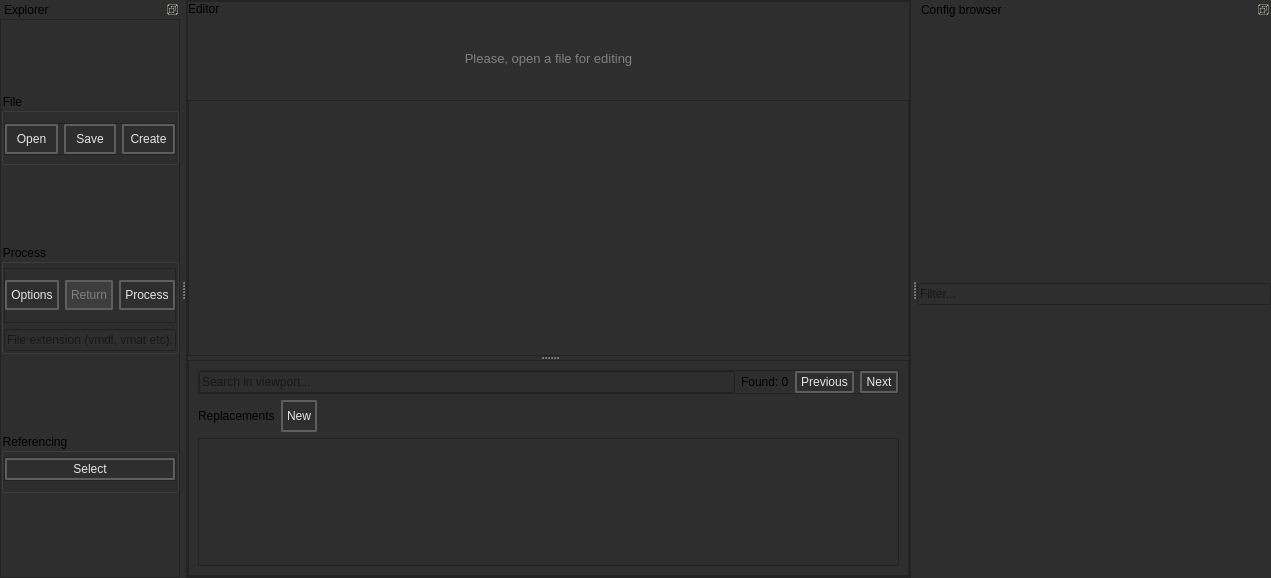
First picture: the form in Hammer5ToolsGUI/gui/editors/assetgroup_maker/main.ui, repository dertwist/Hammer5Tools, before the edit.
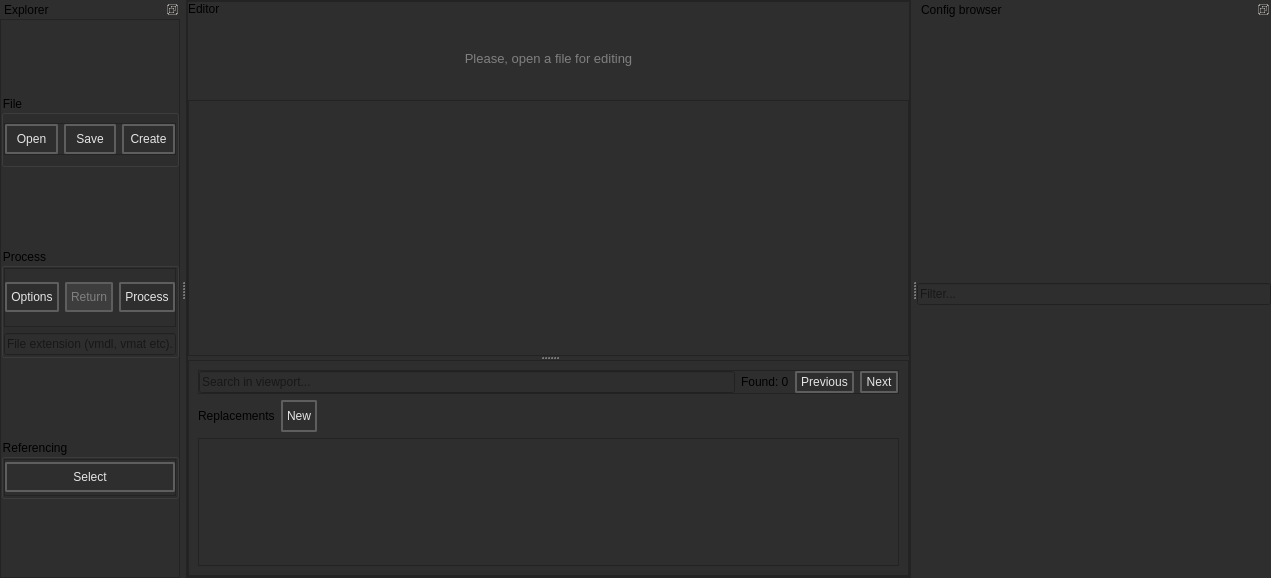
Second picture: the form after the edit. Icons and pictures are not drawn.

What changed in the file:
```diff
--- a/Hammer5ToolsGUI/gui/editors/assetgroup_maker/main.ui
+++ b/Hammer5ToolsGUI/gui/editors/assetgroup_maker/main.ui
@@ -550,7 +550,7 @@
          <number>0</number>
         </property>
         <property name="bottomMargin">
-         <number>9</number>
+         <number>0</number>
         </property>
         <item>
          <layout class="QVBoxLayout" name="layout"/>
@@ -571,7 +571,7 @@
             <number>0</number>
            </property>
            <property name="topMargin">
-            <number>4</number>
+            <number>0</number>
            </property>
            <property name="rightMargin">
             <number>0</number>
@@ -808,7 +808,7 @@
             <number>0</number>
            </property>
            <property name="topMargin">
-            <number>4</number>
+            <number>0</number>
            </property>
            <property name="rightMargin">
             <number>0</number>
@@ -1052,13 +1052,13 @@
             <number>0</number>
            </property>
            <property name="topMargin">
-            <number>4</number>
+            <number>0</number>
            </property>
            <property name="rightMargin">
             <number>0</number>
            </property>
            <property name="bottomMargin">
-            <number>9</number>
+            <number>0</number>
            </property>
            <item>
             <widget class="QFrame" name="frame_8">
```
